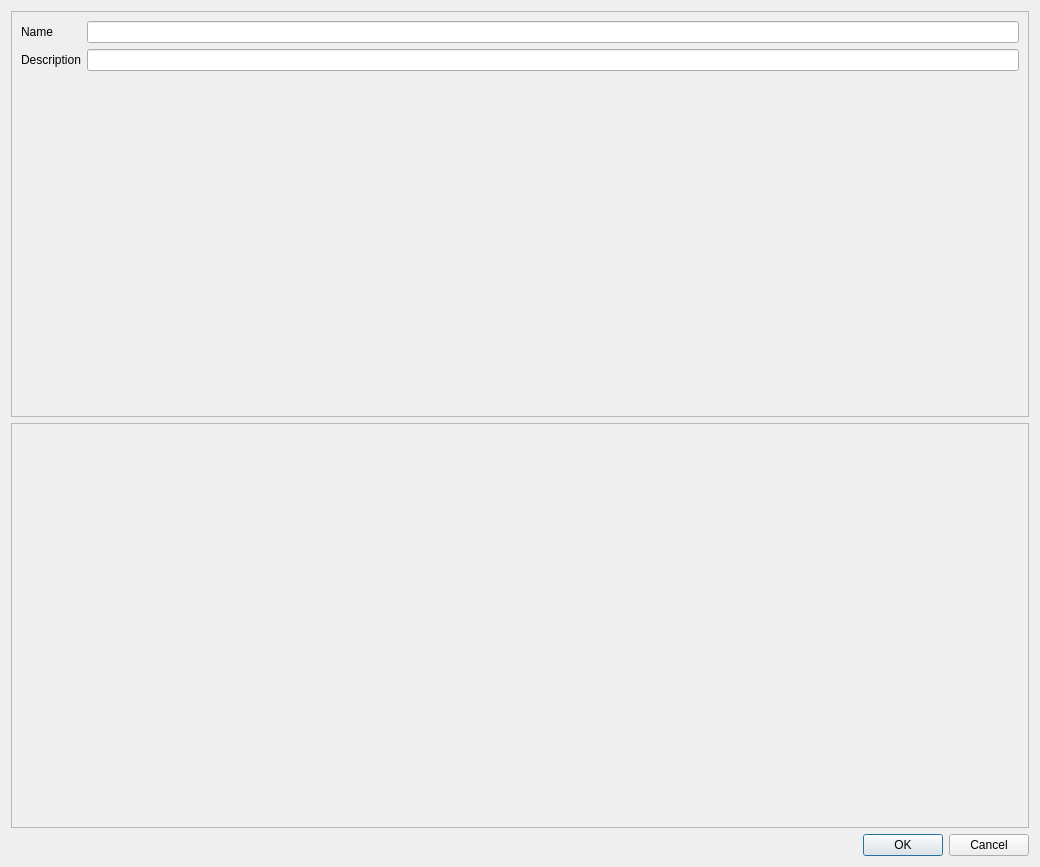
First picture: the form in src/gui/forms/declarations/material/materialdialog.ui, repository caozhongxiao/espreso, before the edit.
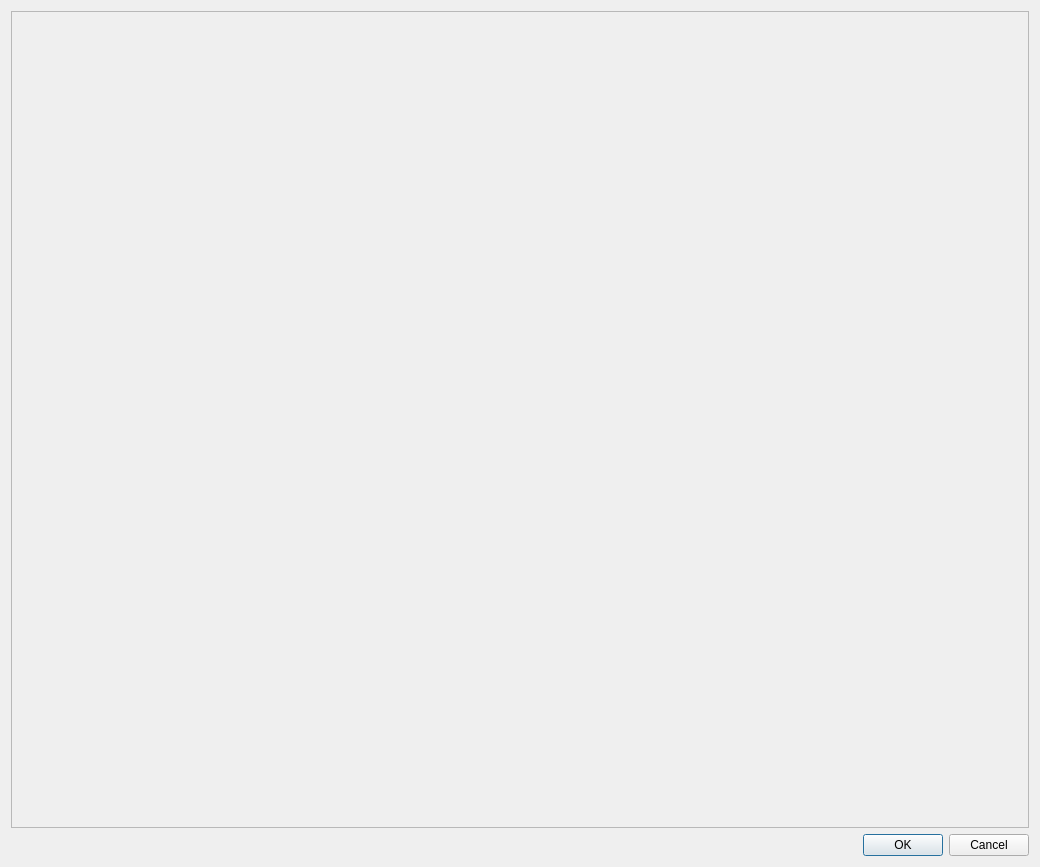
Second picture: the form after the edit.

Diff of the .ui file:
```diff
--- a/src/gui/forms/declarations/material/materialdialog.ui
+++ b/src/gui/forms/declarations/material/materialdialog.ui
@@ -22,38 +22,10 @@
      <property name="frameShadow">
       <enum>QFrame::Raised</enum>
      </property>
-     <layout class="QFormLayout" name="formLayout">
-      <item row="0" column="0">
-       <widget class="QLabel" name="lblMatName">
-        <property name="text">
-         <string>Name</string>
-        </property>
-       </widget>
-      </item>
-      <item row="1" column="0">
-       <widget class="QLabel" name="lblMatDesc">
-        <property name="text">
-         <string>Description</string>
-        </property>
-       </widget>
-      </item>
-      <item row="0" column="1">
-       <widget class="QLineEdit" name="editMatName"/>
-      </item>
-      <item row="1" column="1">
-       <widget class="QLineEdit" name="editMatDesc"/>
-      </item>
-     </layout>
-    </widget>
-   </item>
-   <item>
-    <widget class="QFrame" name="frameProperties">
-     <property name="frameShape">
-      <enum>QFrame::StyledPanel</enum>
+     <property name="lineWidth">
+      <number>1</number>
      </property>
-     <property name="frameShadow">
-      <enum>QFrame::Raised</enum>
-     </property>
+     <layout class="QVBoxLayout" name="frameLayout"/>
     </widget>
    </item>
    <item>
```
Left out of the diff: 10 changed lines with no effect on the pictures.
